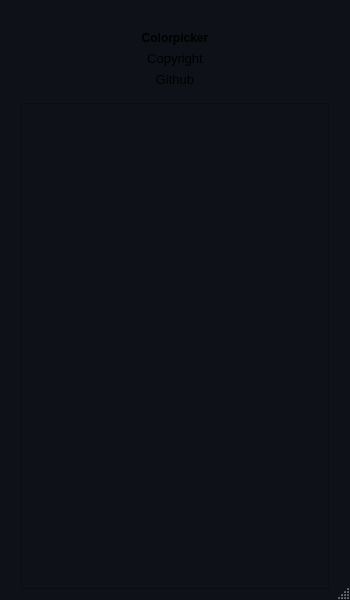
Old version of the form about.ui in the repository mikaelsundell/colorpicker.
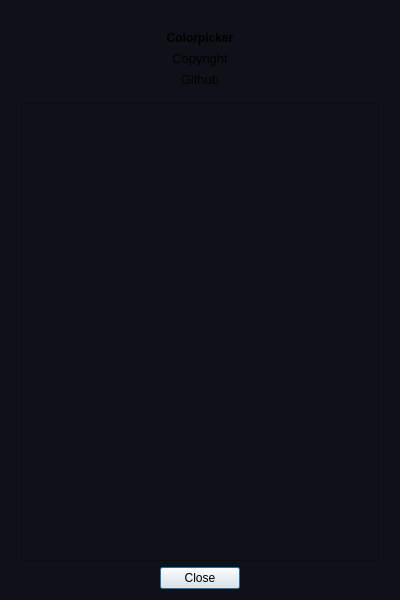
New version of the form. Icons and pictures are not drawn.

Commit message: About dialog fixes

Patch:
```diff
--- a/about.ui
+++ b/about.ui
@@ -9,19 +9,25 @@
    <rect>
     <x>0</x>
     <y>0</y>
-    <width>350</width>
+    <width>400</width>
     <height>600</height>
    </rect>
   </property>
   <property name="sizePolicy">
-   <sizepolicy hsizetype="Preferred" vsizetype="Preferred">
+   <sizepolicy hsizetype="Fixed" vsizetype="Fixed">
     <horstretch>0</horstretch>
     <verstretch>0</verstretch>
    </sizepolicy>
   </property>
   <property name="minimumSize">
    <size>
-    <width>350</width>
+    <width>400</width>
+    <height>600</height>
+   </size>
+  </property>
+  <property name="maximumSize">
+   <size>
+    <width>400</width>
     <height>600</height>
    </size>
   </property>
@@ -93,7 +99,7 @@
    <string/>
   </property>
   <property name="sizeGripEnabled">
-   <bool>true</bool>
+   <bool>false</bool>
   </property>
   <layout class="QVBoxLayout" name="verticalLayout_2">
    <item>
@@ -214,6 +220,49 @@
      </item>
     </layout>
    </item>
+   <item>
+    <layout class="QHBoxLayout" name="horizontalLayout_3">
+     <property name="spacing">
+      <number>-1</number>
+     </property>
+     <property name="topMargin">
+      <number>0</number>
+     </property>
+     <item>
+      <spacer name="horizontalSpacer_2">
+       <property name="orientation">
+        <enum>Qt::Horizontal</enum>
+       </property>
+       <property name="sizeHint" stdset="0">
+        <size>
+         <width>40</width>
+         <height>20</height>
+        </size>
+       </property>
+      </spacer>
+     </item>
+     <item>
+      <widget class="QPushButton" name="close">
+       <property name="text">
+        <string>Close</string>
+       </property>
+      </widget>
+     </item>
+     <item>
+      <spacer name="horizontalSpacer">
+       <property name="orientation">
+        <enum>Qt::Horizontal</enum>
+       </property>
+       <property name="sizeHint" stdset="0">
+        <size>
+         <width>40</width>
+         <height>20</height>
+        </size>
+       </property>
+      </spacer>
+     </item>
+    </layout>
+   </item>
   </layout>
  </widget>
  <resources>
```
Left out of the diff: 21 changed lines with no effect on the pictures. The commit also changes 4 other files.
